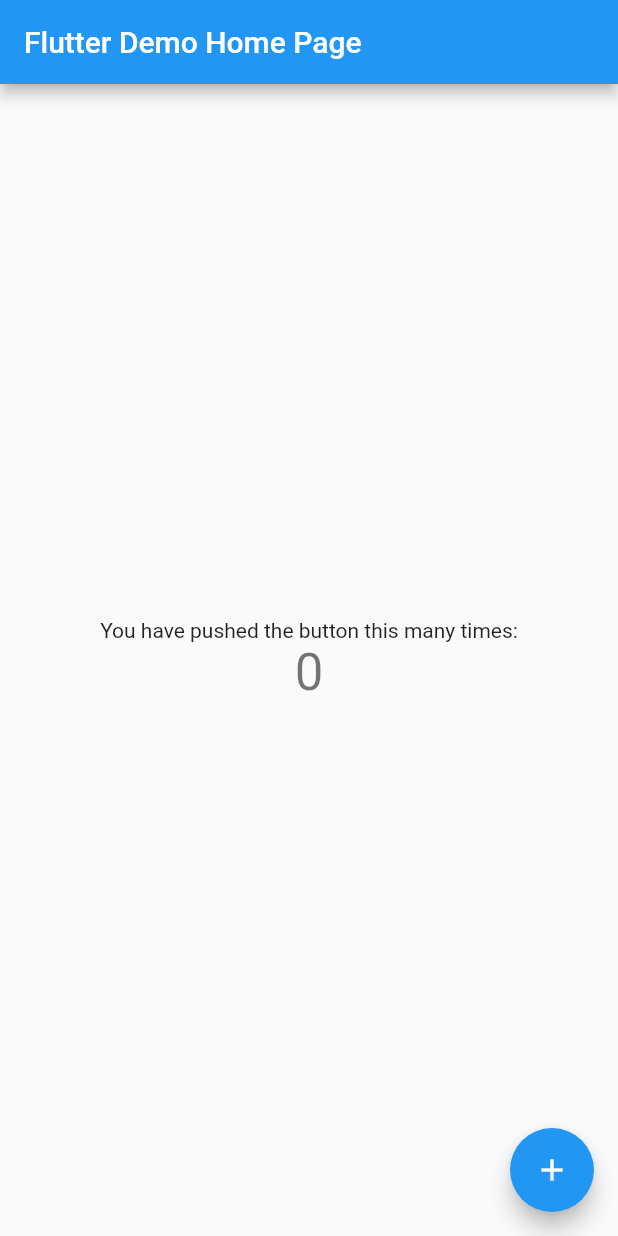
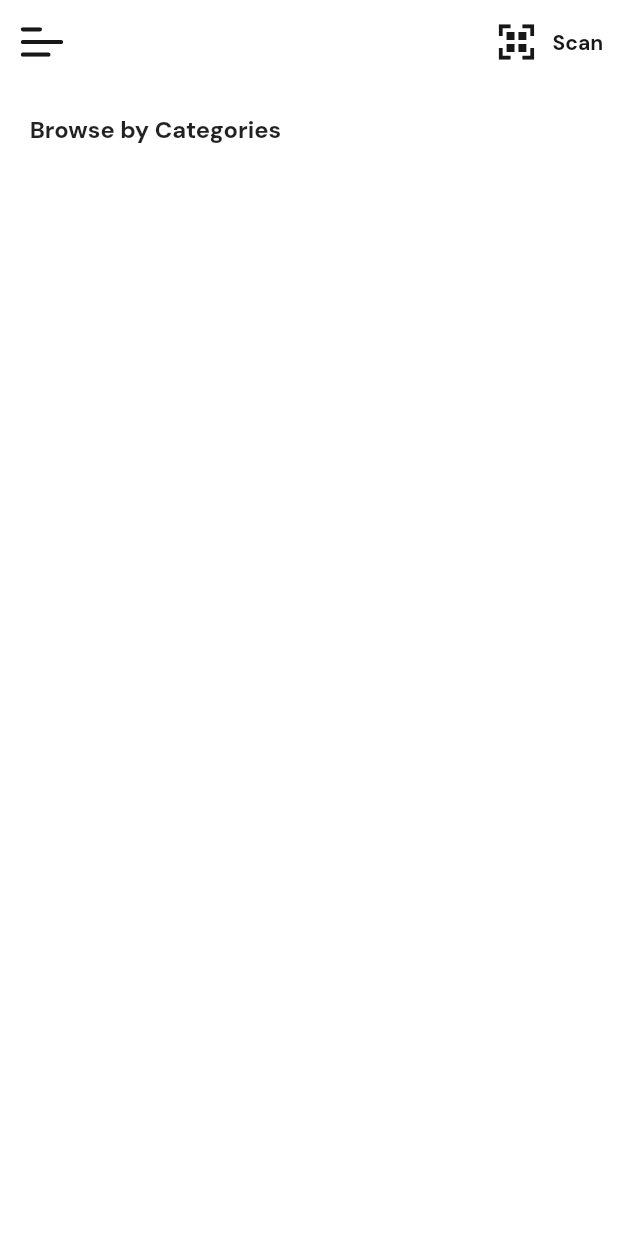
Before and after one commit to boytpcm123/furniture_app, a Flutter app: the screen it shows after launch, on a phone screen of 412 x 824 dp. Run offline on Flutter 3.47's test engine with Material 2 defaults, Android fonts, the phone set to English and light mode, and no system bars; our stand-ins replace flutter_svg, google_fonts.

```diff
--- /dev/null
+++ b/lib/components/title_text.dart
@@ -0,0 +1,24 @@
+import 'package:flutter/material.dart';
+
+import '../size_config.dart';
+
+class TitleText extends StatelessWidget {
+  const TitleText({
+    @required this.title,
+    Key key,
+  }) : super(key: key);
+
+  final String title;
+
+  @override
+  Widget build(BuildContext context) {
+    final defaultSize = SizeConfig.defaultSize;
+    return Text(
+      title,
+      style: TextStyle(
+        fontSize: defaultSize * 1.6,
+        fontWeight: FontWeight.bold,
+      ),
+    );
+  }
+}
--- a/lib/main.dart
+++ b/lib/main.dart
@@ -1,4 +1,7 @@
 import 'package:flutter/material.dart';
+import 'package:furniture_app/constaints.dart';
+import 'package:furniture_app/screens/home/home_screen.dart';
+import 'package:google_fonts/google_fonts.dart';
 
 void main() {
   runApp(MyApp());
@@ -9,107 +12,23 @@ class MyApp extends StatelessWidget {
   @override
   Widget build(BuildContext context) {
     return MaterialApp(
-      title: 'Flutter Demo',
+      title: 'Furniture App',
+      debugShowCheckedModeBanner: false,
       theme: ThemeData(
-        // This is the theme of your application.
-        //
-        // Try running your application with "flutter run". You'll see the
-        // application has a blue toolbar. Then, without quitting the app, try
-        // changing the primarySwatch below to Colors.green and then invoke
-        // "hot reload" (press "r" in the console where you ran "flutter run",
-        // or simply save your changes to "hot reload" in a Flutter IDE).
-        // Notice that the counter didn't reset back to zero; the application
-        // is not restarted.
-        primarySwatch: Colors.blue,
-        // This makes the visual density adapt to the platform that you run
-        // the app on. For desktop platforms, the controls will be smaller and
-        // closer together (more dense) than on mobile platforms.
+        scaffoldBackgroundColor: Colors.white,
+        //Here we set DM Sans as our default fonts
+        //Now we also aplly our text color to all flutter textTheme
+        textTheme: GoogleFonts.dmSansTextTheme().apply(
+          displayColor: kTextColor,
+        ),
+        appBarTheme: const AppBarTheme(
+          color: Colors.transparent,
+          elevation: 0,
+          brightness: Brightness.light,
+        ),
         visualDensity: VisualDensity.adaptivePlatformDensity,
       ),
-      home: const MyHomePage(title: 'Flutter Demo Home Page'),
+      home: const HomeScreen(),
     );
   }
 }
-
-class MyHomePage extends StatefulWidget {
-  const MyHomePage({Key key, this.title}) : super(key: key);
-
-  // This widget is the home page of your application. It is stateful, meaning
-  // that it has a State object (defined below) that contains fields that affect
-  // how it looks.
-
-  // This class is the configuration for the state. It holds the values (in this
-  // case the title) provided by the parent (in this case the App widget) and
-  // used by the build method of the State. Fields in a Widget subclass are
-  // always marked "final".
-
-  final String title;
-
-  @override
-  _MyHomePageState createState() => _MyHomePageState();
-}
-
-class _MyHomePageState extends State<MyHomePage> {
-  int _counter = 0;
-
-  void _incrementCounter() {
-    setState(() {
-      // This call to setState tells the Flutter framework that something has
-      // changed in this State, which causes it to rerun the build method below
-      // so that the display can reflect the updated values. If we changed
-      // _counter without calling setState(), then the build method would not be
-      // called again, and so nothing would appear to happen.
-      _counter++;
-    });
-  }
-
-  @override
-  Widget build(BuildContext context) {
-    // This method is rerun every time setState is called, for instance as done
-    // by the _incrementCounter method above.
-    //
-    // The Flutter framework has been optimized to make rerunning build methods
-    // fast, so that you can just rebuild anything that needs updating rather
-    // than having to individually change instances of widgets.
-    return Scaffold(
-      appBar: AppBar(
-        // Here we take the value from the MyHomePage object that was created by
-        // the App.build method, and use it to set our appbar title.
-        title: Text(widget.title),
-      ),
-      body: Center(
-        // Center is a layout widget. It takes a single child and positions it
-        // in the middle of the parent.
-        child: Column(
-          // Column is also a layout widget. It takes a list of children and
-          // arranges them vertically. By default, it sizes itself to fit its
-          // children horizontally, and tries to be as tall as its parent.
-          //
-          // Invoke "debug painting" (press "p" in the console, choose the
-          // "Toggle Debug Paint" action from the Flutter Inspector in Android
-          // Studio, or the "Toggle Debug Paint" command in Visual Studio Code)
-          // to see the wireframe for each widget.
-          //
-          // Column has various properties to control how it sizes itself and
-          // how it positions its children. Here we use mainAxisAlignment to
-          // center the children vertically; the main axis here is the vertical
-          // axis because Columns are vertical (the cross axis would be
-          // horizontal).
-          mainAxisAlignment: MainAxisAlignment.center,
-          children: <Widget>[
-            const Text('You have pushed the button this many times:'),
-            Text(
-              '$_counter',
-              style: Theme.of(context).textTheme.headline4,
-            ),
-          ],
-        ),
-      ),
-      floatingActionButton: FloatingActionButton(
-        onPressed: _incrementCounter,
-        tooltip: 'Increment',
-        child: const Icon(Icons.add),
-      ), // This trailing comma makes auto-formatting nicer for build methods.
-    );
-  }
-}
--- /dev/null
+++ b/lib/screens/home/components/body.dart
@@ -0,0 +1,25 @@
+import 'package:flutter/material.dart';
+import 'package:furniture_app/components/title_text.dart';
+
+import '../../../size_config.dart';
+
+class Body extends StatelessWidget {
+  const Body({Key key}) : super(key: key);
+
+  @override
+  Widget build(BuildContext context) {
+    final defaultSize = SizeConfig.defaultSize;
+    return SingleChildScrollView(
+      child: Column(
+        children: [
+          Padding(
+            padding: EdgeInsets.all(defaultSize * 2), //20
+            child: const TitleText(
+              title: 'Browse by Categories',
+            ),
+          )
+        ],
+      ),
+    );
+  }
+}
--- /dev/null
+++ b/lib/screens/home/home_screen.dart
@@ -0,0 +1,54 @@
+import 'package:flutter/material.dart';
+import 'package:flutter_svg/svg.dart';
+import 'package:furniture_app/constaints.dart';
+import 'package:flutter/foundation.dart';
+
+import '../../size_config.dart';
+import 'components/body.dart';
+
+class HomeScreen extends StatelessWidget {
+  const HomeScreen({Key key}) : super(key: key);
+
+  @override
+  Widget build(BuildContext context) {
+    //It help us to make our UI responsive
+    SizeConfig().init(context);
+    return Scaffold(
+      appBar: buildAppBar(),
+      body: const Body(),
+    );
+  }
+
+  AppBar buildAppBar() {
+    return AppBar(
+      leading: IconButton(
+        icon: SvgPicture.asset(
+          'assets/icons/menu.svg',
+          height: SizeConfig.defaultSize * 2, //20
+        ),
+        onPressed: () {},
+      ),
+      actions: [
+        IconButton(
+          icon: SvgPicture.asset(
+            'assets/icons/scan.svg',
+            height: SizeConfig.defaultSize * 2.4, //24
+          ),
+          onPressed: () {},
+        ),
+        const Center(
+          child: Text(
+            'Scan',
+            style: TextStyle(
+              color: kTextColor,
+              fontWeight: FontWeight.bold,
+            ),
+          ),
+        ),
+        SizedBox(
+          width: SizeConfig.defaultSize,
+        )
+      ],
+    );
+  }
+}
--- a/pubspec.yaml
+++ b/pubspec.yaml
@@ -27,7 +27,7 @@ dependencies:
   # The following adds the Cupertino Icons font to your application.
   # Use with the CupertinoIcons class for iOS style icons.
   cupertino_icons: ^1.0.0
-  flutter_svg: ^0.17.4
+  flutter_svg: ^0.18.0
   google_fonts: ^1.1.1
   http: ^0.12.2
 
@@ -47,9 +47,8 @@ flutter:
 
   # To add assets to your application, add an assets section, like this:
   assets:
+    - assets/images/
     - assets/icons/
-    - assets/ripple.gif
-    - assets/spinner.gif
   #   - images/a_dot_ham.jpeg
 
   # An image asset can refer to one or more resolution-specific "variants", see
```
Also changed, not shown: pubspec.lock, 3 other files.
